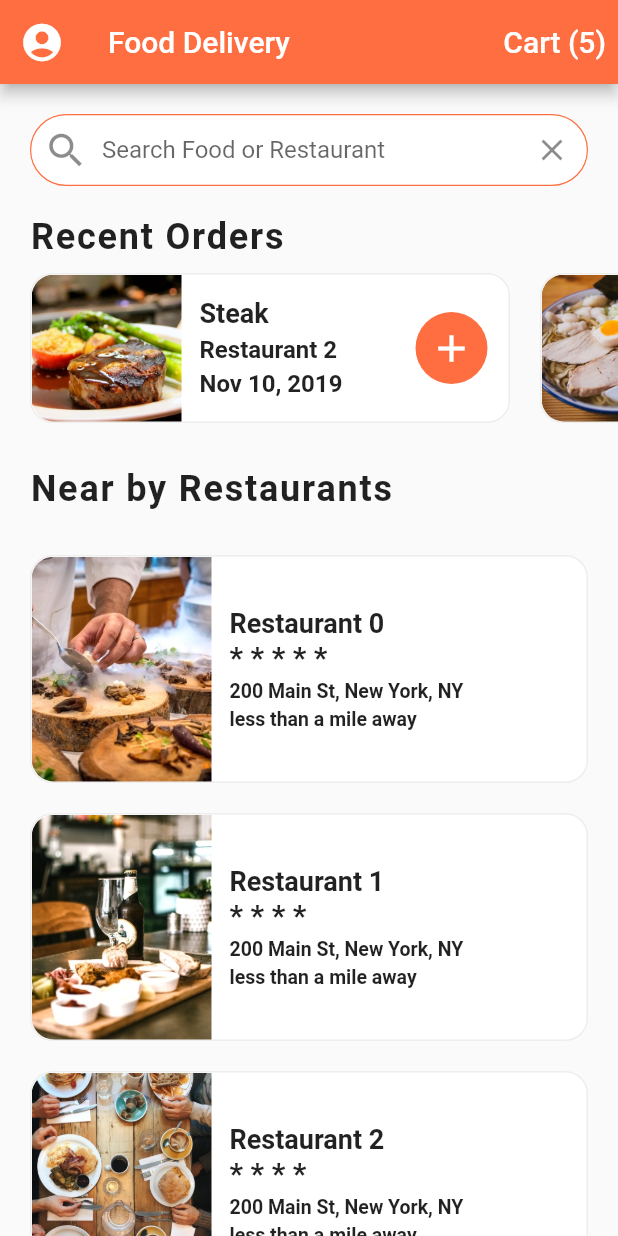
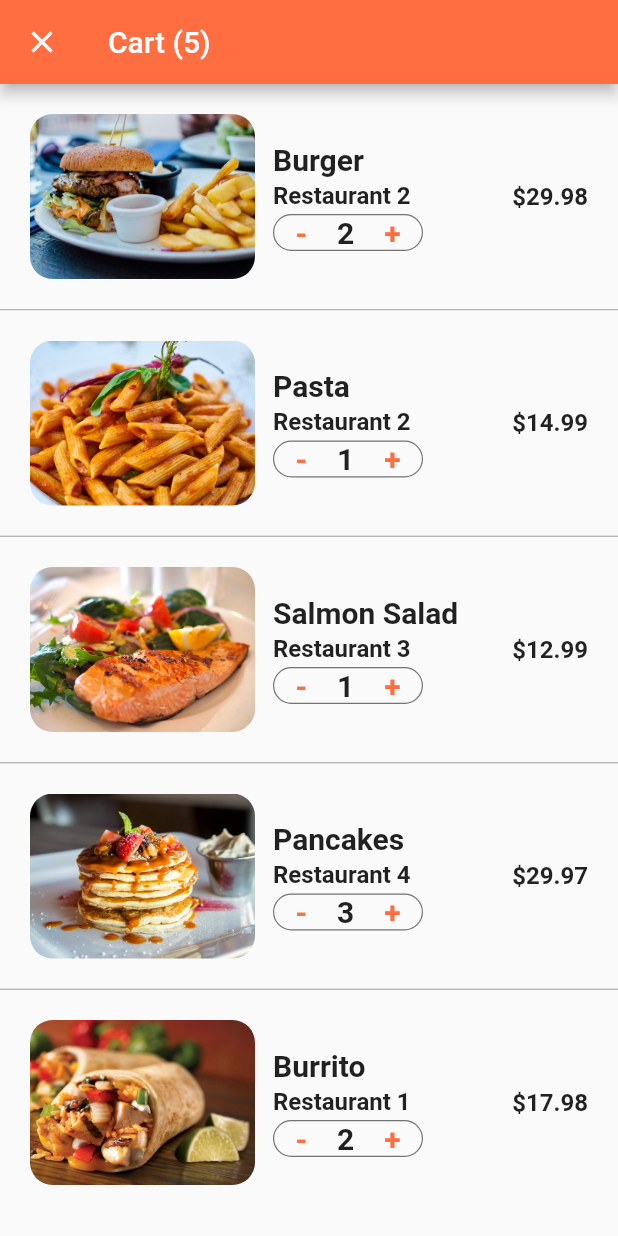
Before and after one commit to TechiePhil/food_delivery, a Flutter app: the screen it shows after launch, after a tap on an icon or button, on a phone screen of 412 x 824 dp. Run offline on Flutter 3.47's test engine with Material 2 defaults, Android fonts, the phone set to English and light mode, and no system bars.

Commit message:
cart screen almost complete!

```diff
--- a/lib/screens/cart_screen.dart
+++ b/lib/screens/cart_screen.dart
@@ -0,0 +1,162 @@
+import 'package:flutter/material.dart';
+import 'package:food_delivery/data/data.dart';
+import 'package:food_delivery/models/order.dart';
+
+class CartScreen extends StatefulWidget {
+  // CartScreen();
+  // final Order order;
+
+  @override
+  CartScreenState createState() => CartScreenState();
+}
+
+class CartScreenState extends State<CartScreen> {
+  @override
+  Widget build(BuildContext context) {
+    return Scaffold(
+      appBar: AppBar(
+        title: Text('Cart (${currentUser.cart.length})'),
+      ),
+      body: ListView.separated(
+        itemCount: currentUser.cart.length,
+        itemBuilder: (BuildContext context, int index) {
+          return _buildCartItem(currentUser.cart[index]);
+        },
+        separatorBuilder: (BuildContext context, int index) {
+          return Divider(height: 1, color: Colors.grey);
+        }
+      ),
+    );
+  }
+
+  void decreaseOrder() {
+  //   int orderLength = currentUser.orders.length;
+  //   setState(() {
+  //     orderLength = orderLength > 0 ? orderLength-- : 0;
+  //     currentUser.orders.length = orderLength;
+  //   });
+  }
+
+  void increaseOrder() {
+    // int orderLength = currentUser.orders.length;
+    // setState(() {
+    //   orderLength++;
+    //   currentUser.orders.length++;
+    // });
+  }
+
+  Widget _buildCartItem(Order order) {
+    return Container(
+      padding: EdgeInsets.all(20),
+      height: 150,
+      child: Row(
+        children: <Widget>[
+          Expanded(
+            child: Row(
+              children: <Widget>[
+                Container(
+                  width: 150,
+                  decoration: BoxDecoration(
+                    image: DecorationImage(
+                      image: AssetImage(order.food.imageUrl),
+                      fit: BoxFit.cover,
+                    ),
+                    borderRadius: BorderRadius.circular(15),
+                  )
+                ),
+                Expanded(
+                  child: Container(
+                    margin: EdgeInsets.all(12),
+                    child: Column(
+                      mainAxisAlignment: MainAxisAlignment.center,
+                      crossAxisAlignment: CrossAxisAlignment.start,
+                      children: <Widget>[
+                        Text(
+                          order.food.name,
+                          style: TextStyle(
+                            fontSize: 20,
+                            fontWeight: FontWeight.bold,
+                          ),
+                          overflow: TextOverflow.ellipsis,
+                        ),
+                        SizedBox(height: 3),
+                        Text(
+                          order.restaurant.name,
+                          style: TextStyle(
+                            fontSize: 16,
+                            fontWeight: FontWeight.w600,
+                          ),
+                          overflow: TextOverflow.ellipsis,
+                        ),
+                        SizedBox(height: 3),
+                        Container(
+                          width: 100,
+                          decoration: BoxDecoration(
+                            borderRadius: BorderRadius.circular(20),
+                            border: Border.all(
+                              width: .8,
+                              color: Colors.black54,
+                            ),
+                          ),
+                          child: Row(
+                            mainAxisAlignment: MainAxisAlignment.center,
+                            children: <Widget>[
+                              GestureDetector(
+                                child: Text(
+                                  '-',
+                                  style: TextStyle(
+                                    color: Theme.of(context).primaryColor,
+                                    fontSize: 20,
+                                    fontWeight: FontWeight.w600,
+                                  )
+                                ),
+                                onTap: () {
+                                  decreaseOrder();
+                                }
+                              ),
+                              SizedBox(width: 20),
+                              Text(
+                                '${order.quantity}',
+                                style: TextStyle(
+                                  fontSize: 20,
+                                  fontWeight: FontWeight.w600,
+                                )
+                              ),
+                              SizedBox(width: 20),
+                              GestureDetector(
+                                child: Text(
+                                  '+',
+                                  style: TextStyle(
+                                    color: Theme.of(context).primaryColor,
+                                    fontSize: 20,
+                                    fontWeight: FontWeight.w600,
+                                  )
+                                ),
+                                onTap: () {
+                                  increaseOrder();
+                                }
+                              )
+                            ]
+                          )
+                        )
+                      ]
+                    ),
+                  ),
+                )
+              ]
+            ),
+          ),
+          Container(
+            child: Text(
+              '\$${order.quantity * order.food.price}',
+              style: TextStyle(
+                fontSize: 16,
+                fontWeight: FontWeight.w600,
+              )
+            ),
+          )
+        ]
+      )
+    );
+  }
+}
--- a/lib/screens/home_screen.dart
+++ b/lib/screens/home_screen.dart
@@ -1,5 +1,6 @@
 import 'package:flutter/material.dart';
 import 'package:food_delivery/data/data.dart';
+import 'package:food_delivery/screens/cart_screen.dart';
 import 'package:food_delivery/screens/restaurant_screen.dart';
 import 'package:food_delivery/widgets/rating_stars.dart';
 import 'package:food_delivery/widgets/recent_orders.dart';
@@ -116,7 +117,16 @@ class HomeScreenState extends State<HomeScreen> {
                 fontSize: 20,
               )
             ),
-            onPressed: () {}
+            onPressed: () async {
+              Future<int> count = await Navigator.push(
+                context,
+                MaterialPageRoute(
+                  fullscreenDialog: true,
+                  builder: (context) => CartScreen(),
+                )
+              );
+              count.then((value) {print(value);});
+            }
           )
         ]
       ),
```
